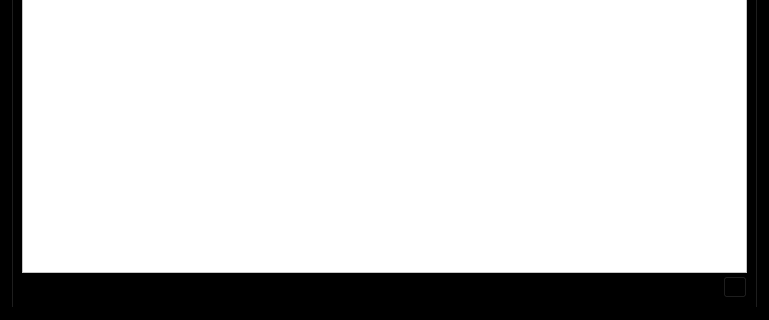
Before: the Qt Designer form src/qt/forms/rpcconsole.ui in makmur8/Dynamic, drawn with Qt 5; both pictures show x 0 to 769 and y 269 to 589 of the 769 by 589 pixel window.
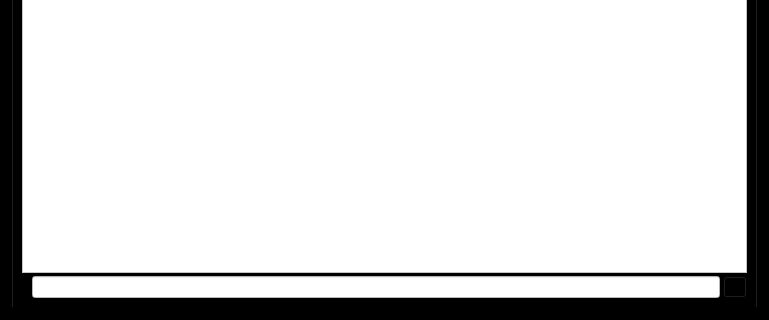
After: the same form once the commit is applied. The open tabs and pages were chosen to show the change. Icons and pictures are not drawn. Custom widgets are drawn as their Qt base class.

Commit message: Update RPCConsole Styling

What changed in the file:
```diff
--- a/src/qt/forms/rpcconsole.ui
+++ b/src/qt/forms/rpcconsole.ui
@@ -1121,7 +1121,12 @@
           </widget>
          </item>
          <item>
-          <widget class="QLineEdit" name="lineEdit"/>
+          <widget class="QLineEdit" name="lineEdit">
+           <property name="styleSheet">
+            <string notr="true">background-color: rgb(255, 255, 255);
+color: rgb(0, 0, 0);</string>
+           </property>
+          </widget>
          </item>
          <item>
           <widget class="QPushButton" name="clearButton">
```
Left out of the diff: 2 changed lines with no effect on the pictures.
